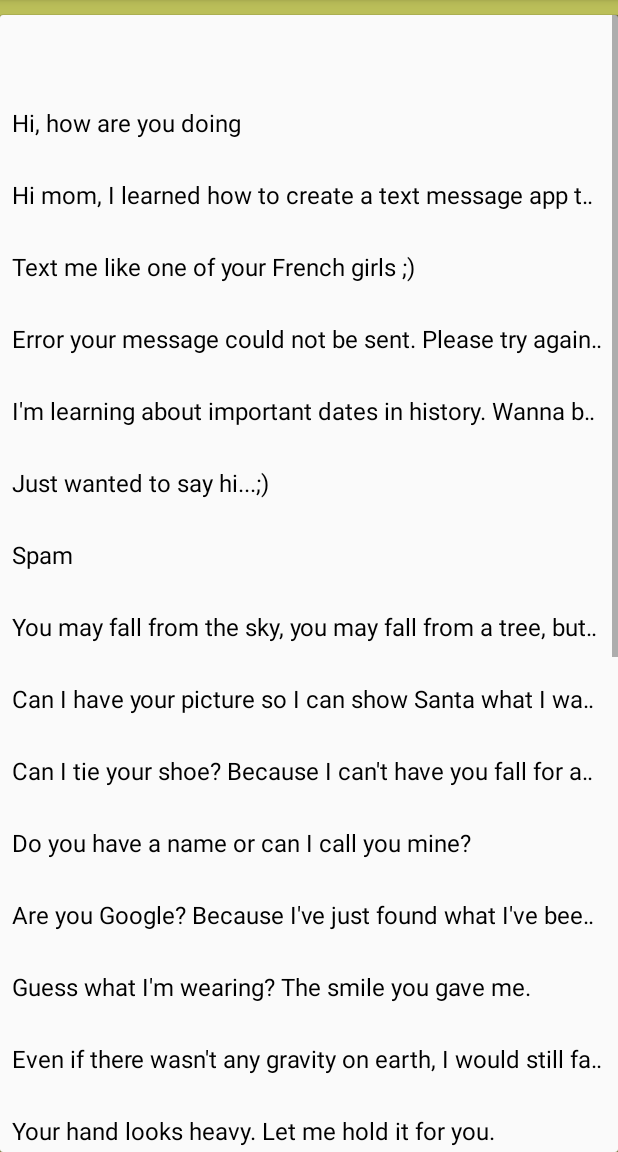
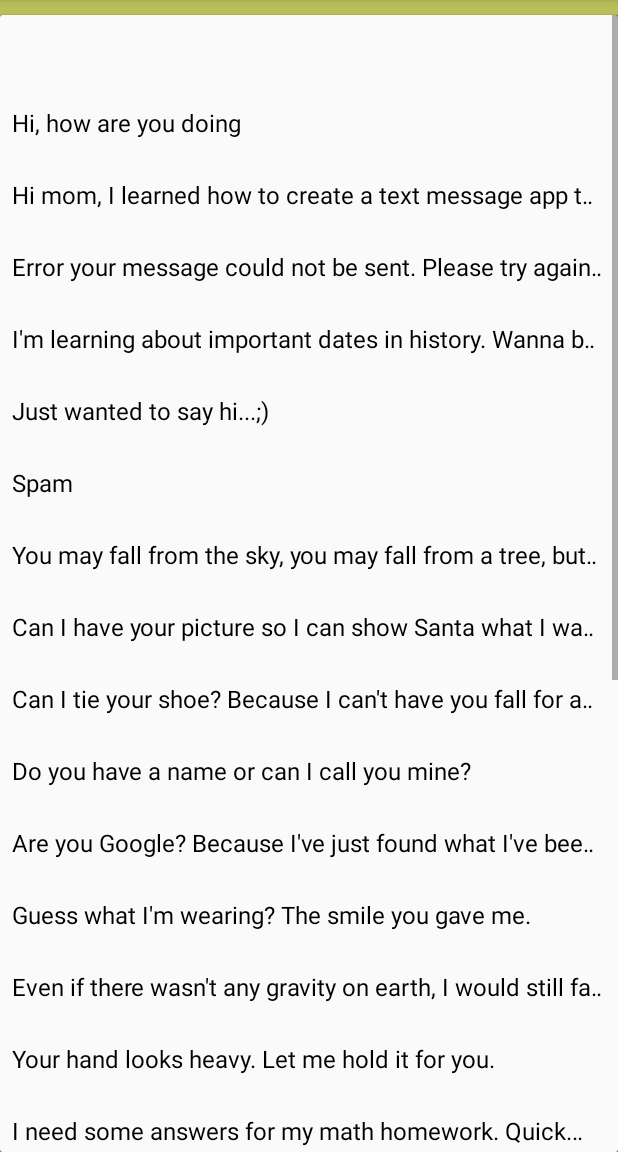
Before and after one commit to tristangaebler/TextingApp, an Android app: the screen it shows after launch (TextingActivity), after a tap on "Messages", on a phone screen of 412 x 824 dp, the part 84-1236 px from its top. Run offline under Robolectric (Android 15) with nearby library versions, the phone set to English and light mode, and no system bars; 3 other taps on this screen came first.

Commit message:
Edited some of the strings

```diff
--- a/app/src/main/java/ctect/textingapp/TextingActivity.java
+++ b/app/src/main/java/ctect/textingapp/TextingActivity.java
@@ -65,7 +65,6 @@ public class TextingActivity extends AppCompatActivity {
         messageList.add("");
         messageList.add("Hi, how are you doing");
         messageList.add("Hi mom, I learned how to create a text message app today!");
-        messageList.add("Text me like one of your French girls ;)");
         messageList.add("Error your message could not be sent. Please try again later. Error number: 362950");
         messageList.add("I'm learning about important dates in history. Wanna be one of them?");
         messageList.add("Just wanted to say hi...;)");
```
